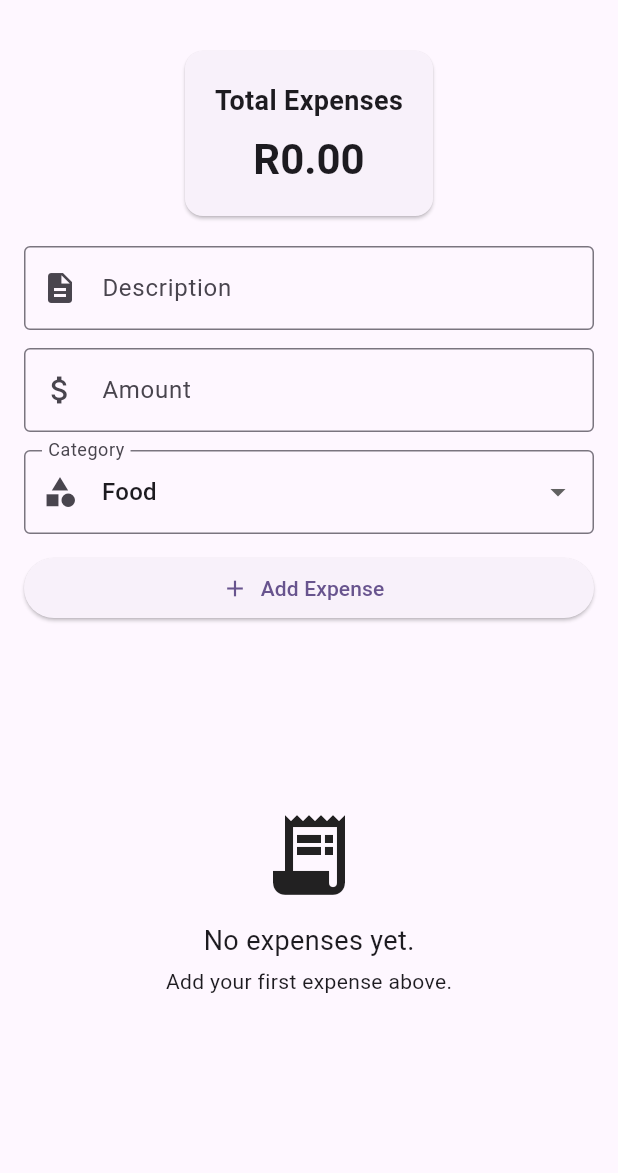
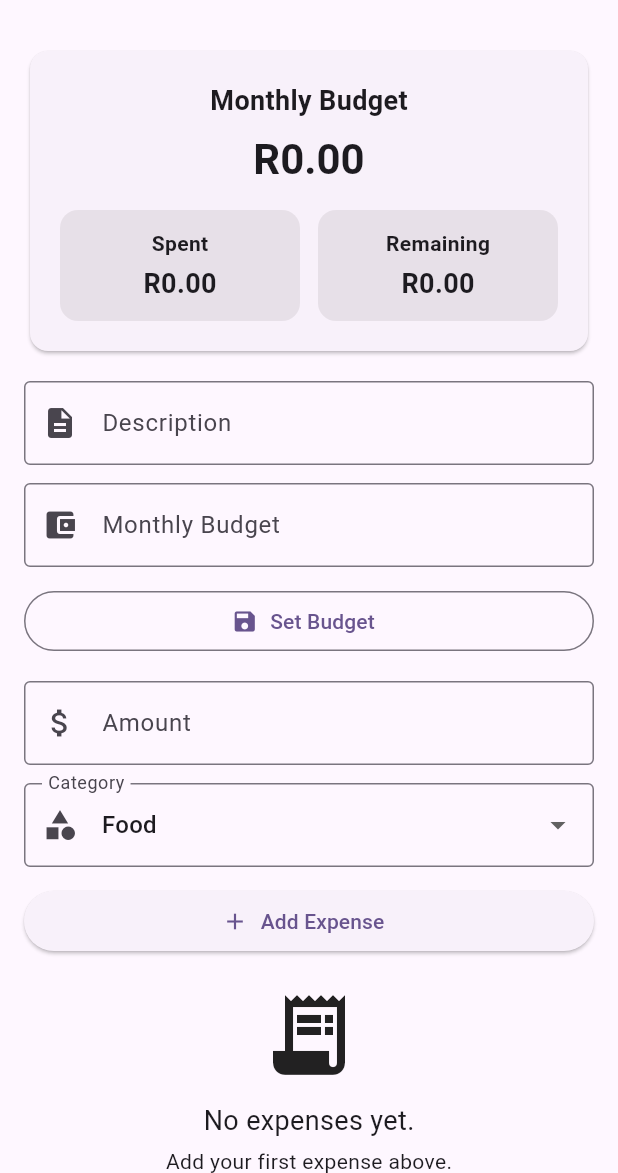
Before and after one commit to Lumko02/Student-Expense-Tracker, a Flutter app: the screen it shows after launch, on a phone screen of 412 x 824 dp, the part 63-1236 px from its top. Run offline on Flutter 3.47's test engine with Material 3 defaults, Android fonts, the phone set to English and light mode, and no system bars.

Commit message:
Add budget tracking to Flutter UI

```diff
--- a/lib/main.dart
+++ b/lib/main.dart
@@ -35,10 +35,43 @@ State<ExpenseHomePage> createState() => _ExpenseHomePageState();
 class _ExpenseHomePageState extends State<ExpenseHomePage> {
 final ExpenseManager _expenseManager = ExpenseManager();
 
+Widget _buildSummaryCard(String title, double amount) {
+  return Container(
+    padding: const EdgeInsets.all(12),
+    decoration: BoxDecoration(
+      borderRadius: BorderRadius.circular(12),
+      color: Theme.of(context)
+          .colorScheme
+          .surfaceContainerHighest,
+    ),
+    child: Column(
+      children: [
+        Text(
+          title,
+          style: const TextStyle(
+            fontWeight: FontWeight.bold,
+          ),
+        ),
+        const SizedBox(height: 4),
+        Text(
+          'R${amount.toStringAsFixed(2)}',
+          style: const TextStyle(
+            fontSize: 18,
+            fontWeight: FontWeight.bold,
+          ),
+        ),
+      ],
+    ),
+  );
+}
+
 final TextEditingController _descriptionController =
 TextEditingController();
 
 final TextEditingController _amountController =
+TextEditingController();
+
+final TextEditingController _budgetController =
 TextEditingController();
 
 String _selectedCategory = 'Food';
@@ -50,6 +83,31 @@ final List<String> _categories = [
 'Study',
 'Other',
 ];
+
+void _setBudget() {
+  final budget = double.tryParse(_budgetController.text);
+
+  if (budget == null || budget <= 0) {
+    ScaffoldMessenger.of(context).showSnackBar(
+      const SnackBar(
+        content: Text('Please enter a valid budget amount.'),
+      ),
+    );
+    return;
+  }
+
+  setState(() {
+    _expenseManager.budget = budget;
+  });
+
+  _budgetController.clear();
+
+  ScaffoldMessenger.of(context).showSnackBar(
+    const SnackBar(
+      content: Text('Budget updated successfully!'),
+    ),
+  );
+}
 
 void _addExpense() {
 final description = _descriptionController.text.trim();
@@ -217,6 +275,7 @@ return Icons.receipt;
 void dispose() {
   _descriptionController.dispose();
   _amountController.dispose();
+  _budgetController.dispose();
   super.dispose();
 }
 
@@ -240,7 +299,7 @@ padding: const EdgeInsets.all(20),
       child: Column(
         children: [
           const Text(
-'Total Expenses',
+            'Monthly Budget',
             style: TextStyle(
               fontSize: 18,
               fontWeight: FontWeight.bold,
@@ -248,13 +307,31 @@ fontWeight: FontWeight.bold,
           ),
           const SizedBox(height: 8),
           Text(
-'R${total.toStringAsFixed(2)}',
+            'R${_expenseManager.budget.toStringAsFixed(2)}',
             style: Theme.of(context)
                 .textTheme
                 .headlineMedium
                 ?.copyWith(
               fontWeight: FontWeight.bold,
             ),
+          ),
+          const SizedBox(height: 16),
+          Row(
+            children: [
+              Expanded(
+                child: _buildSummaryCard(
+                  'Spent',
+                  total,
+                ),
+              ),
+              const SizedBox(width: 12),
+              Expanded(
+                child: _buildSummaryCard(
+                  'Remaining',
+                  _expenseManager.calculateRemainingBudget(),
+                ),
+              ),
+            ],
           ),
         ],
       ),
@@ -274,6 +351,32 @@ prefixIcon: Icon(Icons.description),
 ),
 
 const SizedBox(height: 12),
+
+  TextField(
+    controller: _budgetController,
+    keyboardType: const TextInputType.numberWithOptions(
+      decimal: true,
+    ),
+    decoration: const InputDecoration(
+      labelText: 'Monthly Budget',
+      hintText: 'e.g. 2000.00',
+      border: OutlineInputBorder(),
+      prefixIcon: Icon(Icons.account_balance_wallet),
+    ),
+  ),
+
+  const SizedBox(height: 12),
+
+  SizedBox(
+    width: double.infinity,
+    child: OutlinedButton.icon(
+      onPressed: _setBudget,
+      icon: const Icon(Icons.save),
+      label: const Text('Set Budget'),
+    ),
+  ),
+
+  const SizedBox(height: 16),
 
 TextField(
 controller: _amountController,
```
Lines whose indentation alone changed are shown as unchanged.
